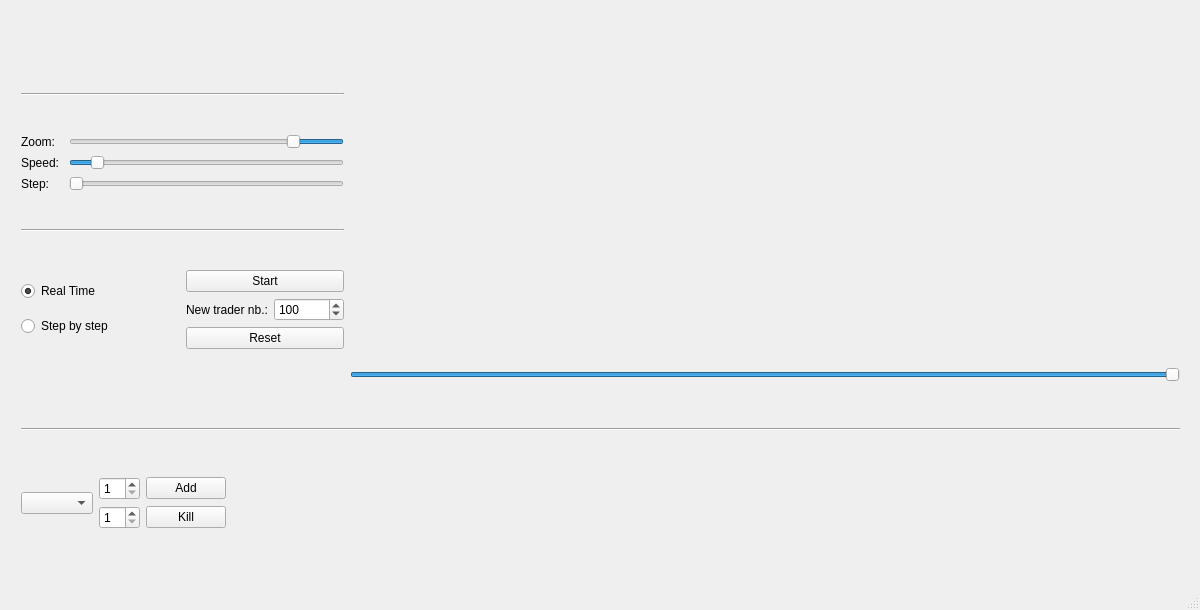
Before: the Qt Designer form EconomicEngineDebugGUI/includes/EconomicEngineDebugGUI.ui in ZeCroque/EconomicEngine, drawn with Qt 5.
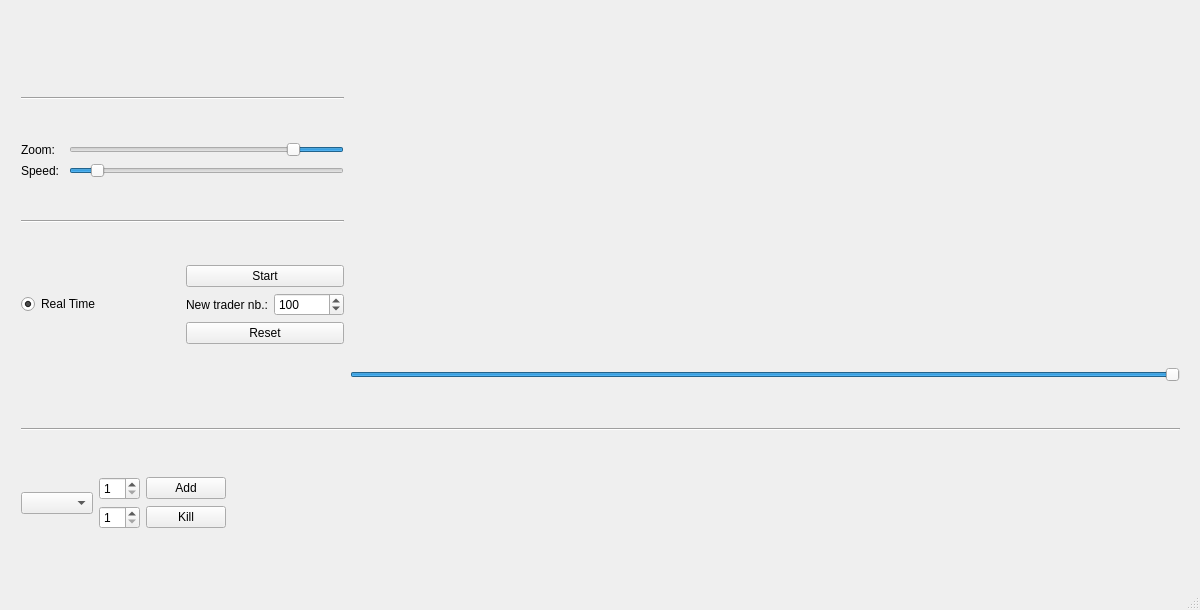
After: the same form once the commit is applied. Custom widgets are drawn as their Qt base class.

Patch:
```diff
--- a/EconomicEngineDebugGUI/includes/EconomicEngineDebugGUI.ui
+++ b/EconomicEngineDebugGUI/includes/EconomicEngineDebugGUI.ui
@@ -58,10 +58,10 @@
          </item>
          <item>
           <layout class="QGridLayout" name="LaySliders">
-           <item row="1" column="0">
-            <widget class="QLabel" name="labSpeed">
+           <item row="0" column="0">
+            <widget class="QLabel" name="labZomXAxis">
              <property name="text">
-              <string>Speed: </string>
+              <string>Zoom: </string>
              </property>
             </widget>
            </item>
@@ -118,42 +118,10 @@
              </property>
             </widget>
            </item>
-           <item row="0" column="0">
-            <widget class="QLabel" name="labZomXAxis">
+           <item row="1" column="0">
+            <widget class="QLabel" name="labSpeed">
              <property name="text">
-              <string>Zoom: </string>
-             </property>
-            </widget>
-           </item>
-           <item row="2" column="0">
-            <widget class="QLabel" name="labStep">
-             <property name="text">
-              <string>Step: </string>
-             </property>
-            </widget>
-           </item>
-           <item row="2" column="1">
-            <widget class="QSlider" name="horSlidStep">
-             <property name="cursor">
-              <cursorShape>PointingHandCursor</cursorShape>
-             </property>
-             <property name="minimum">
-              <number>1</number>
-             </property>
-             <property name="maximum">
-              <number>1000</number>
-             </property>
-             <property name="value">
-              <number>1</number>
-             </property>
-             <property name="orientation">
-              <enum>Qt::Horizontal</enum>
-             </property>
-             <property name="invertedAppearance">
-              <bool>false</bool>
-             </property>
-             <property name="invertedControls">
-              <bool>false</bool>
+              <string>Speed: </string>
              </property>
             </widget>
            </item>
@@ -192,13 +160,6 @@
                </property>
               </widget>
              </item>
-             <item>
-              <widget class="QRadioButton" name="radStepByStep">
-               <property name="text">
-                <string>Step by step</string>
-               </property>
-              </widget>
-             </item>
             </layout>
            </item>
            <item>
@@ -246,7 +207,7 @@
                 <string>Reset</string>
                </property>
                <property name="checkable">
-                <bool>true</bool>
+                <bool>false</bool>
                </property>
               </widget>
              </item>
```
Left out of the diff: 4 changed lines with no effect on the pictures.
